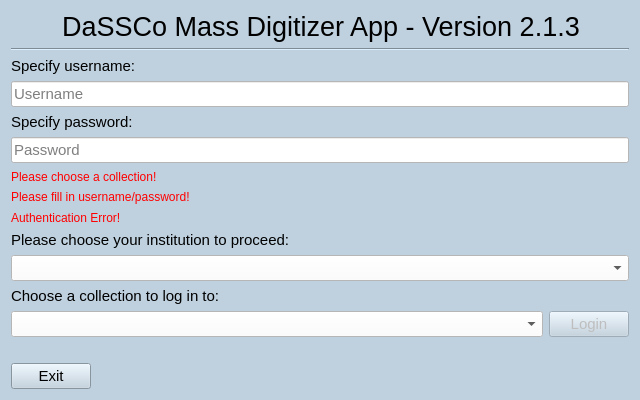
Above: MassDigitizer/ui/homescreen.ui from NHMDenmark/Mass-Digitizer before the change. Below: the same form after it.
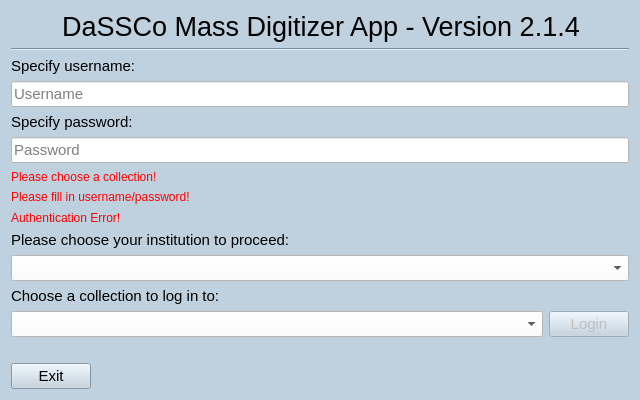
That is the form after the change.

```diff
--- a/MassDigitizer/ui/homescreen.ui
+++ b/MassDigitizer/ui/homescreen.ui
@@ -61,7 +61,7 @@
       </font>
      </property>
      <property name="text">
-      <string>DaSSCo Mass Digitizer App - Version 2.1.3</string>
+      <string>DaSSCo Mass Digitizer App - Version 2.1.4</string>
      </property>
      <property name="alignment">
       <set>Qt::AlignmentFlag::AlignCenter</set>
```
